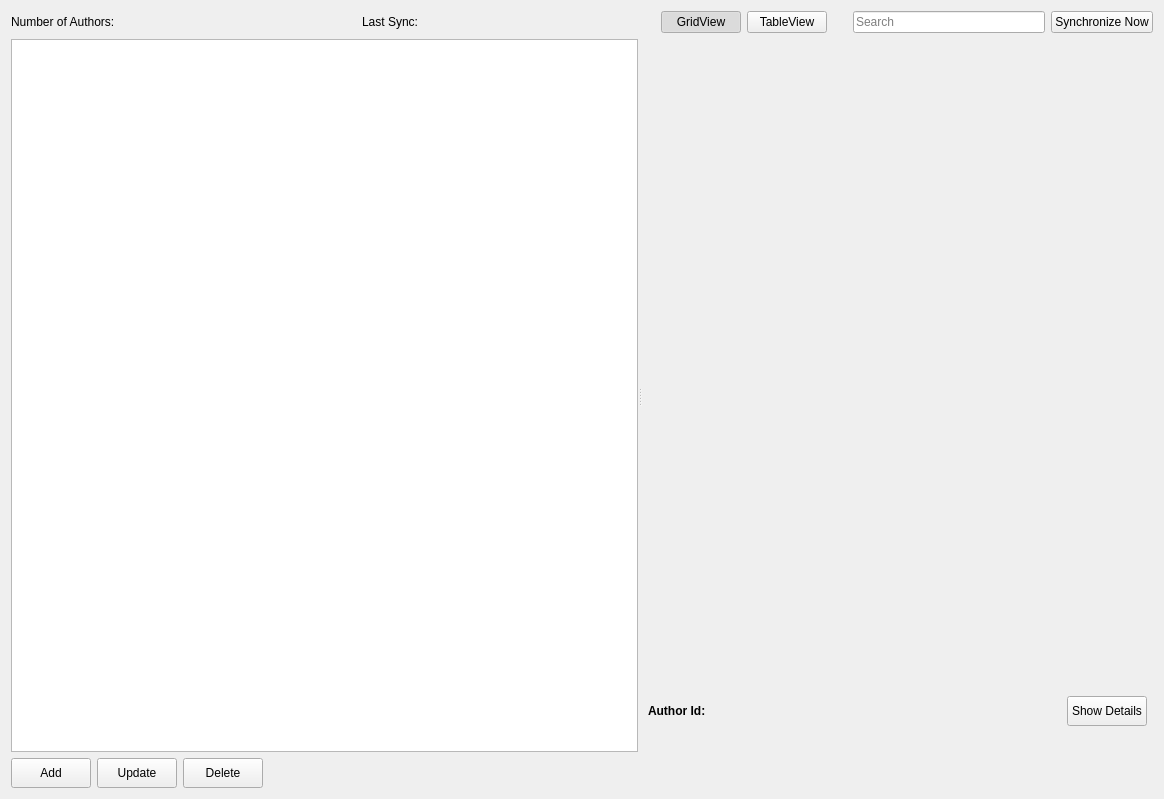
Before: the Qt Designer form src/forms/authorsection.ui in yunag/QLibraryManagementSystem, drawn with Qt 5.
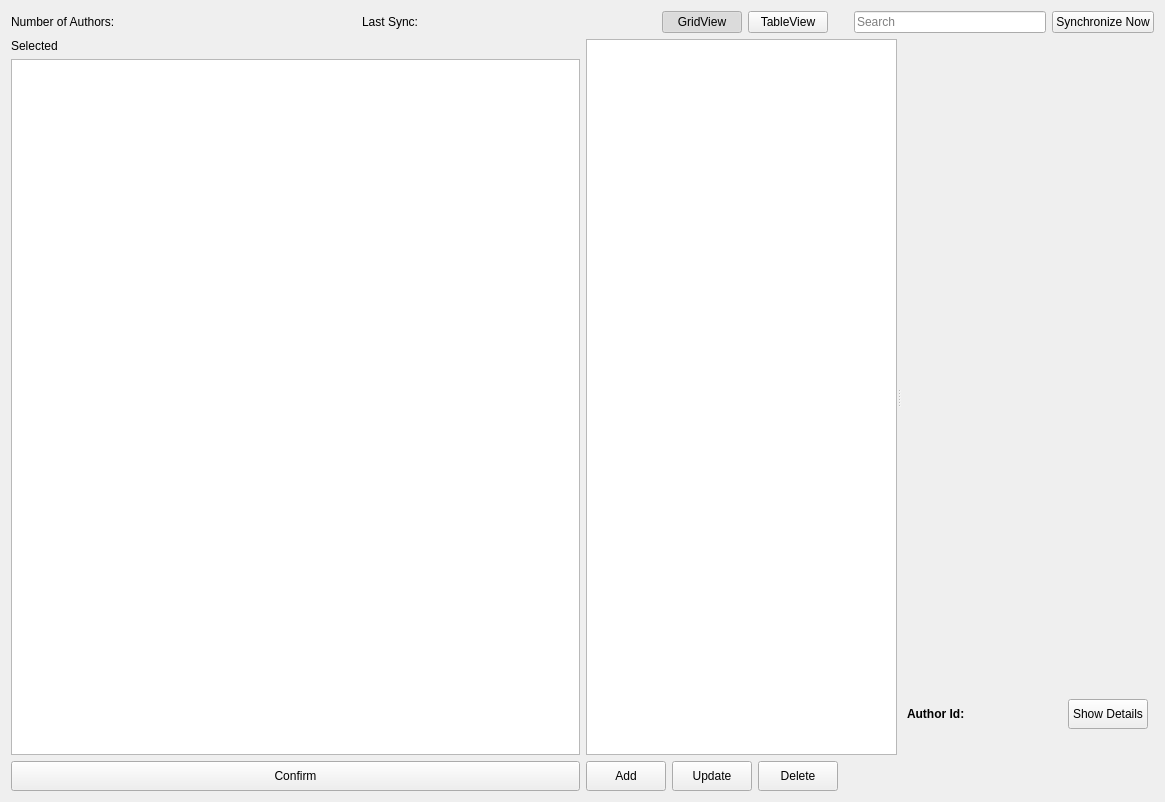
After: the same form once the commit is applied. The open tabs and pages were chosen to show the change. Icons and pictures are not drawn. Custom widgets are drawn as their Qt base class.

Diff of the .ui file:
```diff
--- a/src/forms/authorsection.ui
+++ b/src/forms/authorsection.ui
@@ -6,8 +6,8 @@
    <rect>
     <x>0</x>
     <y>0</y>
-    <width>1164</width>
-    <height>799</height>
+    <width>1165</width>
+    <height>802</height>
    </rect>
   </property>
   <property name="windowTitle">
@@ -224,7 +224,65 @@
     </widget>
    </item>
    <item>
+    <layout class="QHBoxLayout" name="horizontalLayout">
+     <item>
+      <widget class="QWidget" name="authorPicker" native="true">
+       <layout class="QVBoxLayout" name="verticalLayout_6">
+        <property name="leftMargin">
+         <number>0</number>
+        </property>
+        <property name="topMargin">
+         <number>0</number>
+        </property>
+        <property name="rightMargin">
+         <number>0</number>
+        </property>
+        <property name="bottomMargin">
+         <number>0</number>
+        </property>
+        <item>
+         <widget class="QLabel" name="label_2">
+          <property name="text">
+           <string>Selected</string>
+          </property>
+         </widget>
+        </item>
+        <item>
+         <widget class="QListView" name="authorPickerList">
+          <property name="viewMode">
+           <enum>QListView::IconMode</enum>
+          </property>
+         </widget>
+        </item>
+        <item>
+         <widget class="QPushButton" name="confirmButton">
+          <property name="minimumSize">
+           <size>
+            <width>0</width>
+            <height>30</height>
+           </size>
+          </property>
+          <property name="text">
+           <string>Confirm</string>
+          </property>
+         </widget>
+        </item>
+       </layout>
+      </widget>
+     </item>
+     <item>
+      <layout class="QVBoxLayout" name="verticalLayout_4">
+       <property name="spacing">
+        <number>6</number>
+       </property>
+       <item>
     <widget class="QStackedWidget" name="stackedWidget">
+         <property name="sizePolicy">
+          <sizepolicy hsizetype="Expanding" vsizetype="Expanding">
+           <horstretch>0</horstretch>
+           <verstretch>0</verstretch>
+          </sizepolicy>
+         </property>
      <property name="lineWidth">
       <number>1</number>
      </property>
@@ -336,7 +394,7 @@
            <enum>Qt::SolidLine</enum>
           </property>
          </widget>
-         <widget class="QWidget" name="">
+             <widget class="QWidget" name="layoutWidget">
           <layout class="QVBoxLayout" name="verticalLayout">
            <item>
             <widget class="AspectRatioLabel" name="authorImage">
@@ -460,6 +518,9 @@
    </item>
    <item>
     <layout class="QHBoxLayout" name="horizontalLayout_4">
+         <property name="spacing">
+          <number>6</number>
+         </property>
      <property name="sizeConstraint">
       <enum>QLayout::SetMinimumSize</enum>
      </property>
@@ -536,6 +597,10 @@
         </size>
        </property>
       </widget>
+         </item>
+        </layout>
+       </item>
+      </layout>
      </item>
     </layout>
    </item>
```
Left out of the diff: 3 changed lines with no effect on the pictures. Lines whose indentation alone changed are shown as unchanged.
